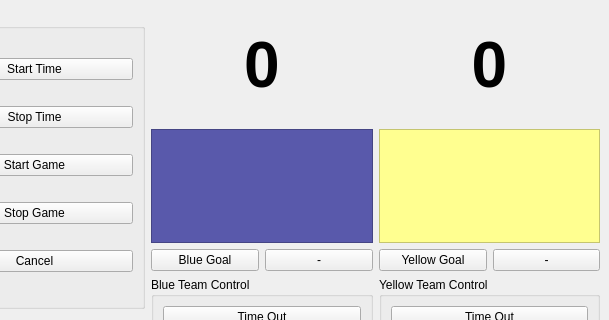
Qt form Referee/ui/MainRef.ui (RoboJackets/robocup-software) before a commit; both pictures show x 85 to 694 and y 0 to 320 of the 694 by 646 pixel window.
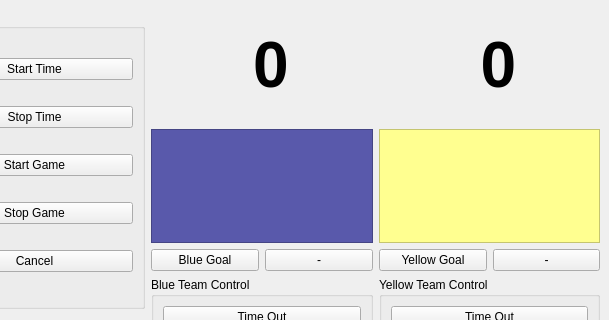
The same form after that commit.

Commit message: modified the blue/yellow score fonts

```diff
--- a/Referee/ui/MainRef.ui
+++ b/Referee/ui/MainRef.ui
@@ -163,7 +163,7 @@
            <string>&lt;html>&lt;head>&lt;meta name="qrichtext" content="1" />&lt;style type="text/css">
 p, li { white-space: pre-wrap; }
 &lt;/style>&lt;/head>&lt;body style=" font-family:'Sans Serif'; font-size:9pt; font-weight:400; font-style:normal;">
-&lt;p style=" margin-top:0px; margin-bottom:0px; margin-left:0px; margin-right:0px; -qt-block-indent:0; text-indent:0px;">&lt;span style=" font-size:48pt; font-weight:600; text-align: center;">0&lt;/span>&lt;/p>&lt;/body>&lt;/html></string>
+&lt;p style=" margin-top:0px; margin-bottom:0px; margin-left:0px; margin-right:0px; -qt-block-indent:0; text-indent:0px;">&lt;span style=" font-size:48pt; font-weight:600; text-align: center;"> 0&lt;/span>&lt;/p>&lt;/body>&lt;/html></string>
           </property>
           <property name="alignment" >
            <set>Qt::AlignCenter</set>
@@ -337,7 +337,7 @@
            <string>&lt;html>&lt;head>&lt;meta name="qrichtext" content="1" />&lt;style type="text/css">
 p, li { white-space: pre-wrap; }
 &lt;/style>&lt;/head>&lt;body style=" font-family:'Sans Serif'; font-size:9pt; font-weight:400; font-style:normal;">
-&lt;p style=" margin-top:0px; margin-bottom:0px; margin-left:0px; margin-right:0px; -qt-block-indent:0; text-indent:0px;">&lt;span style=" font-size:48pt; font-weight:600; text-align: center;">0&lt;/span>&lt;/p>&lt;/body>&lt;/html></string>
+&lt;p style=" margin-top:0px; margin-bottom:0px; margin-left:0px; margin-right:0px; -qt-block-indent:0; text-indent:0px;">&lt;span style=" font-size:48pt; font-weight:600; text-align: center;"> 0&lt;/span>&lt;/p>&lt;/body>&lt;/html></string>
           </property>
           <property name="alignment" >
            <set>Qt::AlignCenter</set>
```
The commit also changes 2 other files.
